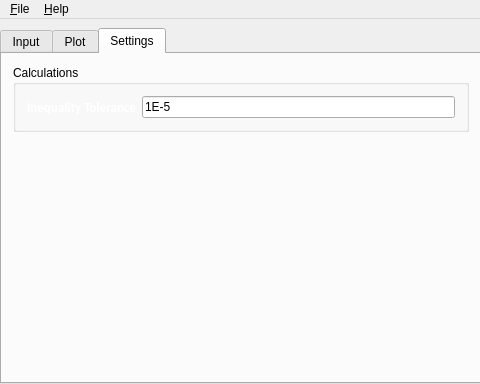
Old version of the form xml/bareminimumplotter.ui in the repository xpcoffee/plotus; both pictures show x 0 to 480 and y 0 to 384 of the 938 by 384 pixel window.
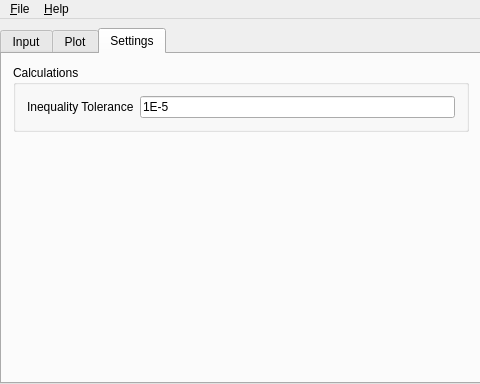
New version of the form. The open tabs and pages were chosen to show the change.

What changed in the file:
```diff
--- a/xml/bareminimumplotter.ui
+++ b/xml/bareminimumplotter.ui
@@ -1356,10 +1356,7 @@
       </widget>
       <widget class="QWidget" name="tab_settings">
        <property name="styleSheet">
-        <string notr="true">QLabel {
-	color: white;
-	font: bold 13px calibri;
-}</string>
+        <string notr="true"/>
        </property>
        <attribute name="title">
         <string>Settings</string>
```
